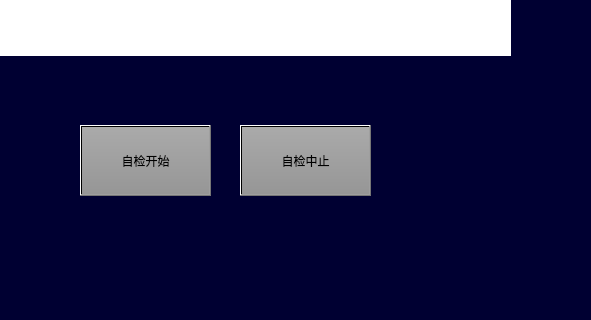
Above: vehiclesetbraketestpage.ui from 994656234/HHL before the change; both pictures show x 310 to 901 and y 295 to 615 of the 1024 by 706 pixel window. Below: the same form after it.
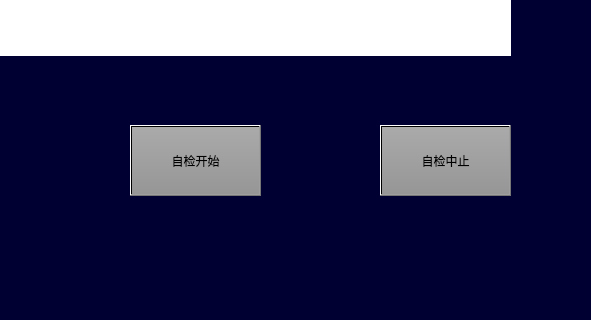
That is the form after the change. Icons and pictures are not drawn.

What changed in the file:
```diff
--- a/vehiclesetbraketestpage.ui
+++ b/vehiclesetbraketestpage.ui
@@ -437,7 +437,7 @@
   <widget class="QPushButton" name="BTN_start">
    <property name="geometry">
     <rect>
-     <x>390</x>
+     <x>440</x>
      <y>420</y>
      <width>131</width>
      <height>71</height>
@@ -464,7 +464,7 @@
   <widget class="QPushButton" name="BTN_stop">
    <property name="geometry">
     <rect>
-     <x>550</x>
+     <x>690</x>
      <y>420</y>
      <width>131</width>
      <height>71</height>
```
